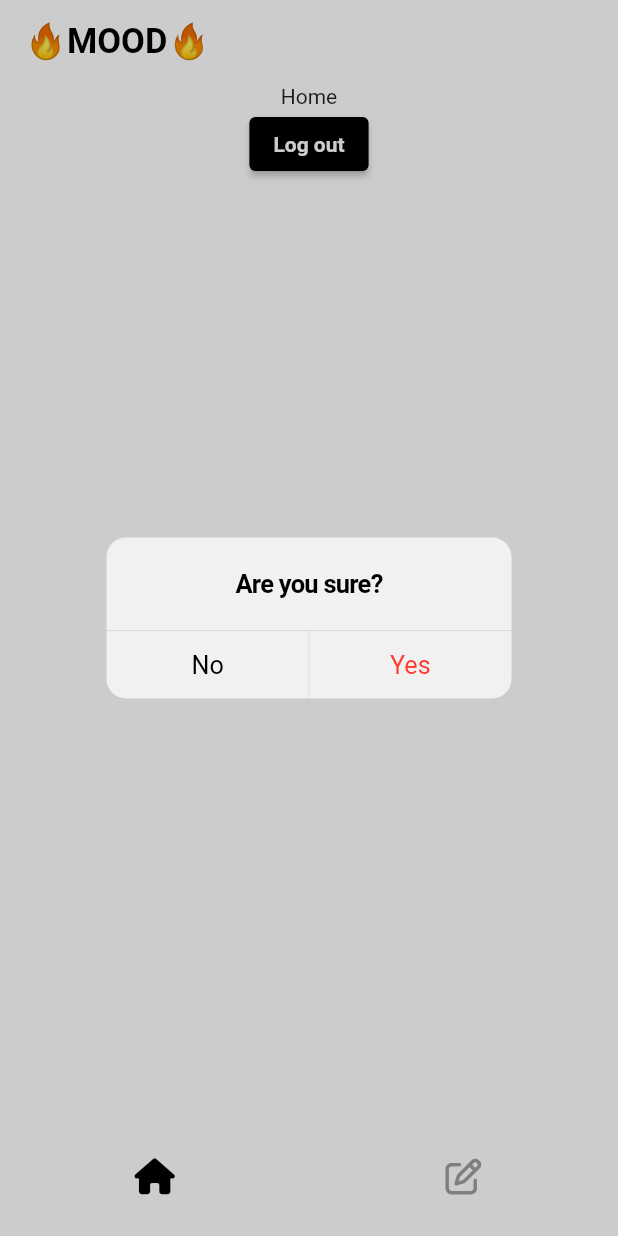
After one commit to majinbooouu/sns_clone, a Flutter app: the screen it shows once a user with an empty profile is signed in, after a tap on "Log out", on a phone screen of 412 x 824 dp. The commit adds this screen. Run offline on Flutter 3.47's test engine with Material 2 defaults, Android fonts, the phone set to English and light mode, and no system bars; our stand-ins replace cloud_firestore, firebase_auth, firebase_core, firebase_storage, flutter_riverpod, font_awesome_flutter and 1 more; accounts and stored records are empty.

Commit message:
finish main navigation screen

```diff
--- a/lib/authentication/views/sign_in_screen.dart
+++ b/lib/authentication/views/sign_in_screen.dart
@@ -1,6 +1,7 @@
 import 'package:flutter/material.dart';
 import 'package:flutter_riverpod/flutter_riverpod.dart';
 import 'package:font_awesome_flutter/font_awesome_flutter.dart';
+import 'package:go_router/go_router.dart';
 import 'package:sns_clone/authentication/view_models/sign_in_view_model.dart';
 
 class SignInScreen extends ConsumerStatefulWidget {
@@ -87,7 +88,7 @@ class _SignInScreenState extends ConsumerState<SignInScreen> {
                   width: 380,
                   child: TextField(
                     style: TextStyle(
-                      color: Theme.of(context).primaryColor,
+                      color: Theme.of(context).colorScheme.primary,
                     ),
                     controller: _emailController,
                     keyboardType: TextInputType.emailAddress,
@@ -133,8 +134,9 @@ class _SignInScreenState extends ConsumerState<SignInScreen> {
                 SizedBox(
                   width: 380,
                   child: TextField(
+                    textAlignVertical: TextAlignVertical.center,
                     style: TextStyle(
-                      color: Theme.of(context).primaryColor,
+                      color: Theme.of(context).colorScheme.primary,
                     ),
                     controller: _passwordController,
                     keyboardType: TextInputType.emailAddress,
@@ -179,11 +181,16 @@ class _SignInScreenState extends ConsumerState<SignInScreen> {
                 const SizedBox(
                   height: 25,
                 ),
-                Text(
-                  "MOOD 계정이 없으십니까?",
-                  style: Theme.of(context).textTheme.titleMedium!.copyWith(
-                        color: Colors.blue,
-                      ),
+                GestureDetector(
+                  onTap: () {
+                    context.push("/signup");
+                  },
+                  child: Text(
+                    "MOOD 계정이 없으십니까?",
+                    style: Theme.of(context).textTheme.titleMedium!.copyWith(
+                          color: Colors.blue,
+                        ),
+                  ),
                 ),
                 const SizedBox(
                   height: 35,
--- /dev/null
+++ b/lib/commons/views/main_navigation_screen.dart
@@ -0,0 +1,131 @@
+import 'package:flutter/cupertino.dart';
+import 'package:flutter/material.dart';
+import 'package:flutter_riverpod/flutter_riverpod.dart';
+import 'package:font_awesome_flutter/font_awesome_flutter.dart';
+import 'package:go_router/go_router.dart';
+import 'package:sns_clone/authentication/repos/authentication_repo.dart';
+import 'package:sns_clone/write/views/write_screen.dart';
+
+class MainNavigationScreen extends ConsumerStatefulWidget {
+  static const routeName = "home";
+  static const routeURL = "/";
+  final String tab;
+
+  const MainNavigationScreen({
+    super.key,
+    required this.tab,
+  });
+
+  @override
+  ConsumerState<ConsumerStatefulWidget> createState() =>
+      _MainNavigationScreenState();
+}
+
+class _MainNavigationScreenState extends ConsumerState<MainNavigationScreen> {
+  final List<String> _tabs = [
+    "home",
+    "write",
+  ];
+
+  late int _selectedIndex = _tabs.indexOf(widget.tab);
+
+  void _onTap(int index) {
+    context.go("/${_tabs[index]}");
+    setState(() {});
+    _selectedIndex = index;
+  }
+
+  @override
+  Widget build(BuildContext context) {
+    return Scaffold(
+      appBar: AppBar(
+        // actions: [
+        //   IconButton(
+        //     onPressed: () => ref
+        //         .read(darkmodeConfigProvider.notifier)
+        //         .setDarked(!ref.watch(darkmodeConfigProvider).dark),
+        //     icon: ref.watch(darkmodeConfigProvider).dark
+        //         ? const FaIcon(FontAwesomeIcons.moon)
+        //         : const FaIcon(FontAwesomeIcons.sun),
+        //   ),
+        // ],
+        title: const Text("🔥MOOD🔥"),
+        elevation: 0,
+        // backgroundColor: Theme.of(context).colorScheme.onPrimary,
+      ),
+      body: Stack(
+        children: [
+          Offstage(
+            offstage: _selectedIndex != 0,
+            child: Scaffold(
+              body: Center(
+                child: Column(
+                  children: [
+                    const Text("Home"),
+                    ElevatedButton(
+                      onPressed: () {
+                        showCupertinoDialog(
+                          context: context,
+                          builder: (context) => CupertinoAlertDialog(
+                            title: const Text("Are you sure?"),
+                            // content: const Text("Plx dont go"),
+                            actions: [
+                              CupertinoDialogAction(
+                                onPressed: () => Navigator.of(context).pop(),
+                                child: const Text("No"),
+                              ),
+                              CupertinoDialogAction(
+                                onPressed: () {
+                                  ref.read(authRepoProvider).signOut();
+                                  context.go("/signin");
+                                },
+                                isDestructiveAction: true,
+                                child: const Text("Yes"),
+                              ),
+                            ],
+                          ),
+                        );
+                      },
+                      child: const Text("Log out"),
+                    ),
+                  ],
+                ),
+              ),
+            ),
+          ),
+          Offstage(
+            offstage: _selectedIndex != 1,
+            child: const WriteScreen(),
+          ),
+        ],
+      ),
+      bottomNavigationBar: NavigationBar(
+        onDestinationSelected: (value) => _onTap(value),
+        labelBehavior: NavigationDestinationLabelBehavior.alwaysHide,
+        selectedIndex: _selectedIndex,
+        destinations: [
+          NavigationDestination(
+              icon: FaIcon(
+                FontAwesomeIcons.house,
+                color: Theme.of(context).colorScheme.surface,
+              ),
+              selectedIcon: FaIcon(
+                FontAwesomeIcons.house,
+                color: Theme.of(context).colorScheme.secondary,
+              ),
+              label: 'home'),
+          NavigationDestination(
+              icon: FaIcon(
+                FontAwesomeIcons.penToSquare,
+                color: Theme.of(context).colorScheme.surface,
+              ),
+              selectedIcon: FaIcon(
+                FontAwesomeIcons.penToSquare,
+                color: Theme.of(context).colorScheme.secondary,
+              ),
+              label: 'add'),
+        ],
+      ),
+    );
+  }
+}
--- a/lib/main.dart
+++ b/lib/main.dart
@@ -23,17 +23,17 @@ class SnsClone extends ConsumerWidget {
       title: 'SNS Clone',
       theme: ThemeData(
         colorScheme: const ColorScheme(
-          primary: Colors.black, // 주요 작업 요소의 변형 색상
-          secondary: Colors.green, // 보조 작업 요소의 변형 색상
+          primary: Colors.black, // 주요 작업 요소의 변형 색상/ 주요 배경색
+          secondary: Colors.black, // 보조 작업 요소의 변형 색상
           background: Colors.white, // 배경색
           surface: Colors.grey, // 표면 색상
           error: Colors.red, // 오류 색상
-          onPrimary: Colors.white, // 주요 작업 요소 위의 텍스트 색상
+          onPrimary: Colors.white, // 주요 작업 요소 위의 텍스트 색상/ primary 위에 올라가는 색
           onSecondary: Colors.black, // 보조 작업 요소 위의 텍스트 색상
           onBackground: Colors.black, // 배경 위의 텍스트 색상
-          onSurface: Colors.grey, // 표면 위의 텍스트 색상
+          onSurface: Colors.grey, // 표면 위의 텍스트 색상/ 비활성화 됐을 때 색
           onError: Colors.white, // 오류 메시지 위의 텍스트 색상
-          brightness: Brightness.dark, // 밝은 테마 사용
+          brightness: Brightness.light, // 밝은 테마 사용
         ),
         scaffoldBackgroundColor: Colors.white,
         textTheme: const TextTheme(
@@ -88,12 +88,17 @@ class SnsClone extends ConsumerWidget {
           ),
           color: Colors.white, // 앱 바 배경색
           elevation: 0, // 앱 바 그림자 크기
+          foregroundColor: Colors.black,
+        ),
+        navigationBarTheme: const NavigationBarThemeData(
+          backgroundColor: Colors.white,
+          indicatorColor: Colors.transparent,
         ),
       ),
       darkTheme: ThemeData(
         colorScheme: ColorScheme(
           primary: Colors.black, // 주요 작업 요소의 변형 색상
-          secondary: Colors.green, // 보조 작업 요소의 변형 색상
+          secondary: Colors.white, // 보조 작업 요소의 변형 색상
           background: Colors.white, // 배경색
           surface: Colors.grey, // 표면 색상
           error: Colors.red, // 오류 색상
@@ -158,6 +163,10 @@ class SnsClone extends ConsumerWidget {
           color: Colors.grey.shade900,
           elevation: 0,
         ),
+        navigationBarTheme: NavigationBarThemeData(
+          backgroundColor: Colors.grey.shade900,
+          indicatorColor: Colors.transparent,
+        ),
       ),
     );
   }
--- a/lib/router.dart
+++ b/lib/router.dart
@@ -2,13 +2,24 @@ import 'package:flutter_riverpod/flutter_riverpod.dart';
 import 'package:go_router/go_router.dart';
 import 'package:sns_clone/authentication/repos/authentication_repo.dart';
 import 'package:sns_clone/authentication/views/sign_in_screen.dart';
-import 'package:sns_clone/post/views/test_post_screen.dart';
+import 'package:sns_clone/authentication/views/sign_up_screen.dart';
+import 'package:sns_clone/commons/views/main_navigation_screen.dart';
 
 final routerProvider = Provider(
   (ref) {
     ref.watch(authStateProvider);
+    final isLoggedIn = ref.read(authRepoProvider).isLoggedIn;
     return GoRouter(
-      initialLocation: SignInScreen.routeURL,
+      initialLocation: "/home",
+      redirect: (context, state) {
+        if (!isLoggedIn) {
+          if (state.subloc != SignUpScreen.routeURL &&
+              state.subloc != SignInScreen.routeURL) {
+            return SignInScreen.routeURL;
+          }
+        }
+        return null;
+      },
       routes: [
         GoRoute(
           path: SignInScreen.routeURL,
@@ -16,17 +27,18 @@ final routerProvider = Provider(
           builder: (context, state) => const SignInScreen(),
         ),
         GoRoute(
-          path: TestHomeScreen.routeURL,
-          name: TestHomeScreen.routeName,
-          builder: (context, state) => const TestHomeScreen(),
+          path: SignUpScreen.routeURL,
+          name: SignUpScreen.routeName,
+          builder: (context, state) => const SignUpScreen(),
         ),
-        // GoRoute(
-        //   path: MainNavigationScreen.routeURL,
-        //   name: MainNavigationScreen.routeName,
-        //   builder: (context, state) => const MainNavigationScreen(
-        //     tab: "(home|search|activity|profile)",
-        //   ),
-        // ),
+        GoRoute(
+          path: "/:tab(home|write)",
+          name: MainNavigationScreen.routeName,
+          builder: (context, state) {
+            final tab = state.params["tab"]!;
+            return MainNavigationScreen(tab: tab);
+          },
+        ),
       ],
     );
   },
--- /dev/null
+++ b/lib/write/views/write_screen.dart
@@ -0,0 +1,120 @@
+import 'dart:io';
+
+import 'package:flutter/material.dart';
+import 'package:flutter_riverpod/flutter_riverpod.dart';
+import 'package:font_awesome_flutter/font_awesome_flutter.dart';
+import 'package:sns_clone/commons/views/main_navigation_screen.dart';
+import 'package:sns_clone/write/view_models/write_view_model.dart';
+
+class WriteScreen extends ConsumerStatefulWidget {
+  const WriteScreen({
+    super.key,
+  });
+
+  @override
+  WriteScreenState createState() => WriteScreenState();
+}
+
+class WriteScreenState extends ConsumerState<WriteScreen> {
+  bool _isTextFilled = false;
+
+  final TextEditingController _textEditingController = TextEditingController();
+
+  void _onCancelTap(BuildContext context) {
+    Navigator.of(context).pop(
+      MainNavigationScreen.routeName,
+    );
+  }
+
+  // void _onClipTap(BuildContext context) {
+  //   Navigator.of(context).pushNamed(
+  //     VideoRecordingScreen.routeName,
+  //   );
+  // }
+
+  @override
+  void initState() {
+    super.initState();
+    _textEditingController.addListener(_onTextChanged);
+  }
+
+  void _onTextChanged() {
+    setState(() {
+      _isTextFilled = _textEditingController.text.isNotEmpty;
+    });
+  }
+
+  void onNextPressed() async {
+    ref.read(writePostProvider.notifier).uploadPost(
+          _textEditingController.text,
+          context,
+        );
+
+    // Navigator.of(context).pop(
+    //   MainNavigationScreen.routeName,
+    // );
+  }
+
+  @override
+  Widget build(BuildContext context) {
+    return Scaffold(
+      body: Stack(
+        children: [
+          Padding(
+            padding: const EdgeInsets.all(10),
+            child: TextField(
+              controller: _textEditingController,
+              decoration: const InputDecoration(
+                hintText: "Start a thread...",
+                border: InputBorder.none,
+                contentPadding: EdgeInsets.symmetric(
+                  vertical: -20,
+                ),
+              ),
+            ),
+          ),
+          Positioned(
+            bottom: 0,
+            width: MediaQuery.of(context).size.width,
+            child: SafeArea(
+              child: SizedBox(
+                height: 50,
+                child: Padding(
+                  padding: const EdgeInsets.symmetric(
+                    horizontal: 20,
+                  ),
+                  child: Row(
+                    mainAxisAlignment: MainAxisAlignment.spaceBetween,
+                    children: [
+                      const Text(
+                        "Anyone can play",
+                        style: TextStyle(
+                          color: Colors.grey,
+                          fontSize: 15,
+                        ),
+                      ),
+                      ElevatedButton(
+                        onPressed: _isTextFilled ? onNextPressed : null,
+                        style: ButtonStyle(
+                            elevation: MaterialStateProperty.all(0),
+                            shape: MaterialStateProperty.all<
+                                RoundedRectangleBorder>(
+                              RoundedRectangleBorder(
+                                borderRadius: BorderRadius.circular(20),
+                              ),
+                            )),
+                        child: const Text(
+                          "Next",
+                        ),
+                      ),
+                    ],
+                  ),
+                ),
+              ),
+            ),
+          )
+        ],
+      ),
+    );
+  }
+}
```
Also changed, not shown: lib/authentication/view_models/sign_up_view_model.dart (+30 -0 lines), lib/authentication/views/sign_up_screen.dart (+235 -0 lines), lib/commons/models/post_model.dart (added, +28 -0 lines), lib/post/views/test_post_screen.dart (+37 -6 lines), lib/write/repos/write_repo.dart (added, +47 -0 lines), lib/write/view_models/write_view_model.dart (added, +34 -0 lines), lib/authentication/widgets/button_widget.dart (deleted), lib/firebase_options.dart, 3 other files.
